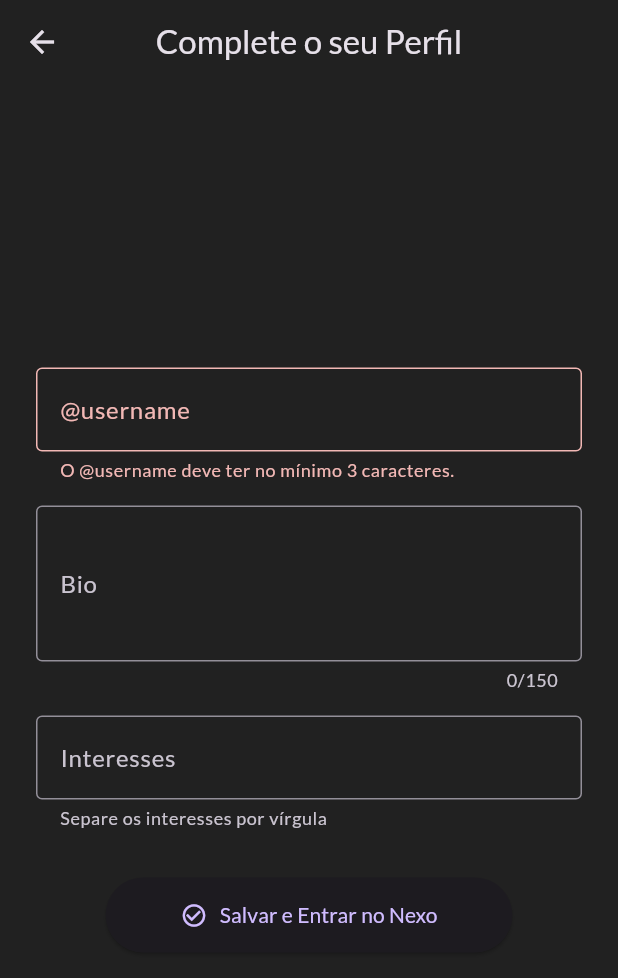
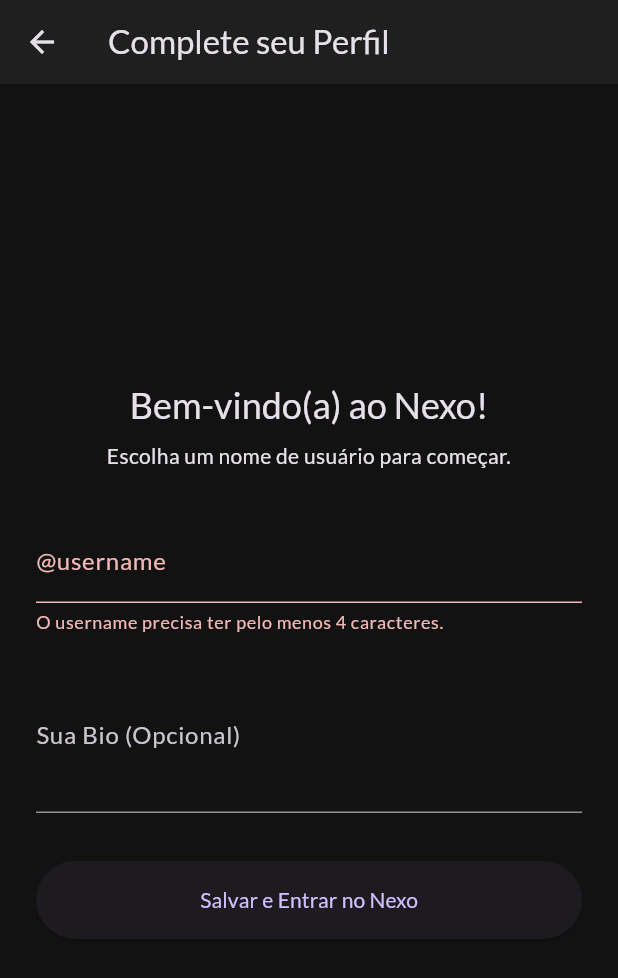
Before and after one commit to thiagolab-ops/nexo, a Flutter app: the TelaCriarPerfil screen opened directly, after a tap on "Salvar e Entrar no Nexo", on a phone screen of 412 x 824 dp. Shown: the top 978 px of the screen. Run offline on Flutter 3.47's test engine with Material 3 defaults, Android fonts, the light colour scheme and no system bars; our stand-ins replace cloud_firestore, cloud_functions, csv, easy_localization, file_picker, firebase_auth and 11 more; missing offline and left inert: flutter_quill; accounts and stored records are empty.

Commit message:
Feat: Implementa fluxo de onboarding com criação de perfil

```diff
--- a/lib/screens/tela_criar_perfil.dart
+++ b/lib/screens/tela_criar_perfil.dart
@@ -1,6 +1,7 @@
+import 'dart:async';
 import 'package:firebase_auth/firebase_auth.dart';
 import 'package:flutter/material.dart';
-import '../services/profile_service.dart';
+import 'package:nexo/services/profile_service.dart';
 
 class TelaCriarPerfil extends StatefulWidget {
   const TelaCriarPerfil({super.key});
@@ -11,83 +12,97 @@
 
 class _TelaCriarPerfilState extends State<TelaCriarPerfil> {
   final _formKey = GlobalKey<FormState>();
+  final _profileService = ProfileService();
+  final _user = FirebaseAuth.instance.currentUser;
+
   final _usernameController = TextEditingController();
   final _bioController = TextEditingController();
-  final _interestsController = TextEditingController();
-  final ProfileService _profileService = ProfileService();
-  bool _isLoading = false;
 
-  Future<void> _salvarPerfil() async {
-    if (!_formKey.currentState!.validate()) {
-      return;
-    }
+  Timer? _debounce;
+  bool _isCheckingUsername = false;
+  bool? _isUsernameUnique; // Alterado para nulo para estado inicial
+  String? _usernameError;
+  bool _isSaving = false;
 
-    setState(() { _isLoading = true; });
-
-    try {
-      final user = FirebaseAuth.instance.currentUser;
-      if (user == null) {
-        throw Exception("Usuário não autenticado.");
-      }
-
-      final username = _usernameController.text.trim();
-      final isUnique = await _profileService.isUsernameUnique(username);
-
-      if (!isUnique) {
-        if(mounted) {
-          ScaffoldMessenger.of(context).showSnackBar(
-            const SnackBar(backgroundColor: Colors.redAccent, content: Text('Este @username já está em uso.')),
-          );
-        }
-        return;
-      }
-
-      final interestsString = _interestsController.text.trim();
-      final interestsList = interestsString.split(',')
-        .map((e) => e.trim().toLowerCase())
-        .where((e) => e.isNotEmpty)
-        .toList();
-
-      await _profileService.createUserProfile(
-        uid: user.uid,
-        username: username,
-        email: user.email ?? '',
-        bio: _bioController.text.trim(),
-        interests: interestsList,
-      );
-    } catch (e) {
-      if (mounted) {
-        ScaffoldMessenger.of(context).showSnackBar(
-          SnackBar(
-            backgroundColor: Colors.redAccent,
-            content: Text('Erro ao salvar perfil: $e'),
-          ),
-        );
-      }
-    } finally {
-      if (mounted) {
-        setState(() { _isLoading = false; });
-      }
-    }
+  @override
+  void initState() {
+    super.initState();
+    _usernameController.addListener(_onUsernameChanged);
   }
 
   @override
   void dispose() {
+    _usernameController.removeListener(_onUsernameChanged);
     _usernameController.dispose();
     _bioController.dispose();
-    _interestsController.dispose();
+    _debounce?.cancel();
     super.dispose();
+  }
+
+  void _onUsernameChanged() {
+    if (_debounce?.isActive ?? false) _debounce!.cancel();
+    setState(() {
+      _isUsernameUnique = null; // Reseta o estado enquanto digita
+      _isCheckingUsername = false;
+    });
+
+    _debounce = Timer(const Duration(milliseconds: 700), () async {
+      final username = _usernameController.text.trim();
+      if (username.length < 4) {
+        setState(() {
+          _usernameError = 'Mínimo de 4 caracteres.';
+          _isUsernameUnique = false;
+        });
+        return;
+      }
+
+      setState(() => _isCheckingUsername = true);
+      final isUnique = await _profileService.isUsernameUnique(username);
+      if(mounted) {
+        setState(() {
+          _isUsernameUnique = isUnique;
+          _usernameError = isUnique ? null : 'Este @username já está em uso.';
+          _isCheckingUsername = false;
+        });
+      }
+    });
+  }
+
+  Future<void> _finalizarCadastro() async {
+    // Validação final antes de salvar
+    if (!(_formKey.currentState?.validate() ?? false)) return;
+
+    if (_isUsernameUnique == null || !_isUsernameUnique!) {
+       ScaffoldMessenger.of(context).showSnackBar(
+        const SnackBar(
+          content: Text('Por favor, escolha um nome de usuário único e válido.'),
+          backgroundColor: Colors.orangeAccent,
+        ),
+      );
+      return;
+    }
+
+    setState(() => _isSaving = true);
+
+    await _profileService.createUserProfile(
+      uid: _user!.uid,
+      username: _usernameController.text.trim(),
+      email: _user!.email ?? '',
+      bio: _bioController.text.trim(),
+      interests: [],
+    );
+    // A navegação continua sendo automática pelo AuthGate.
+    // O setState é só para o feedback visual.
+    if(mounted) {
+      setState(() => _isSaving = false);
+    }
   }
 
   @override
   Widget build(BuildContext context) {
     return Scaffold(
-      backgroundColor: Colors.grey[900],
       appBar: AppBar(
-        title: const Text('Complete o seu Perfil'),
-        centerTitle: true,
-        backgroundColor: Colors.transparent,
-        elevation: 0,
+        title: const Text('Complete seu Perfil'),
       ),
       body: Center(
         child: ConstrainedBox(
@@ -97,25 +112,37 @@
             child: Form(
               key: _formKey,
               child: Column(
-                mainAxisAlignment: MainAxisAlignment.center,
+                crossAxisAlignment: CrossAxisAlignment.stretch,
                 children: [
+                  Text(
+                    'Bem-vindo(a) ao Nexo!',
+                    style: Theme.of(context).textTheme.headlineSmall,
+                    textAlign: TextAlign.center,
+                  ),
+                  const SizedBox(height: 8),
+                  Text(
+                    'Escolha um nome de usuário para começar.',
+                    style: Theme.of(context).textTheme.bodyMedium,
+                    textAlign: TextAlign.center,
+                  ),
+                  const SizedBox(height: 32),
                   TextFormField(
                     controller: _usernameController,
-                    decoration: const InputDecoration(
+                    decoration: InputDecoration(
                       labelText: '@username',
-                      hintText: 'ex: ada_lovelace',
                       prefixText: '@',
-                      border: OutlineInputBorder(),
+                      errorText: _usernameError,
+                      suffixIcon: _isCheckingUsername
+                          ? const Padding(padding: EdgeInsets.all(10.0), child: CircularProgressIndicator(strokeWidth: 2))
+                          : _isUsernameUnique == true
+                              ? const Icon(Icons.check_circle, color: Colors.green)
+                              : _isUsernameUnique == false && _usernameController.text.isNotEmpty
+                                ? const Icon(Icons.error, color: Colors.red)
+                                : null,
                     ),
                     validator: (value) {
-                      if (value == null || value.trim().length < 3) {
-                        return 'O @username deve ter no mínimo 3 caracteres.';
-                      }
-                      if (value.contains(' ')) {
-                        return 'Não pode conter espaços.';
-                      }
-                      if (!RegExp(r'^[a-z0-9_]+$').hasMatch(value)) {
-                        return 'Apenas letras minúsculas, números e _';
+                      if (value == null || value.trim().length < 4) {
+                        return 'O username precisa ter pelo menos 4 caracteres.';
                       }
                       return null;
                     },
@@ -124,35 +151,21 @@
                   TextFormField(
                     controller: _bioController,
                     decoration: const InputDecoration(
-                      labelText: 'Bio',
+                      labelText: 'Sua Bio (Opcional)',
                       hintText: 'Fale um pouco sobre você...',
-                      border: OutlineInputBorder(),
                     ),
-                    maxLength: 150,
                     maxLines: 3,
                   ),
-                  const SizedBox(height: 16),
-                  TextFormField(
-                    controller: _interestsController,
-                    decoration: const InputDecoration(
-                      labelText: 'Interesses',
-                      hintText: 'flutter, srs, matemática...',
-                      helperText: 'Separe os interesses por vírgula',
-                      border: OutlineInputBorder(),
+                  const SizedBox(height: 32),
+                  _isSaving
+                  ? const Center(child: CircularProgressIndicator())
+                  : ElevatedButton(
+                    onPressed: _finalizarCadastro, // O botão agora sempre chama a função
+                    style: ElevatedButton.styleFrom(
+                      padding: const EdgeInsets.symmetric(vertical: 16),
                     ),
-                  ),
-                  const SizedBox(height: 32),
-                  if (_isLoading)
-                    const CircularProgressIndicator()
-                  else
-                    ElevatedButton.icon(
-                      icon: const Icon(Icons.check_circle_outline),
-                      style: ElevatedButton.styleFrom(
-                        padding: const EdgeInsets.symmetric(horizontal: 50, vertical: 15),
-                      ),
-                      onPressed: _salvarPerfil,
-                      label: const Text('Salvar e Entrar no Nexo'),
-                    ),
+                    child: const Text('Salvar e Entrar no Nexo'),
+                  )
                 ],
               ),
             ),
```
